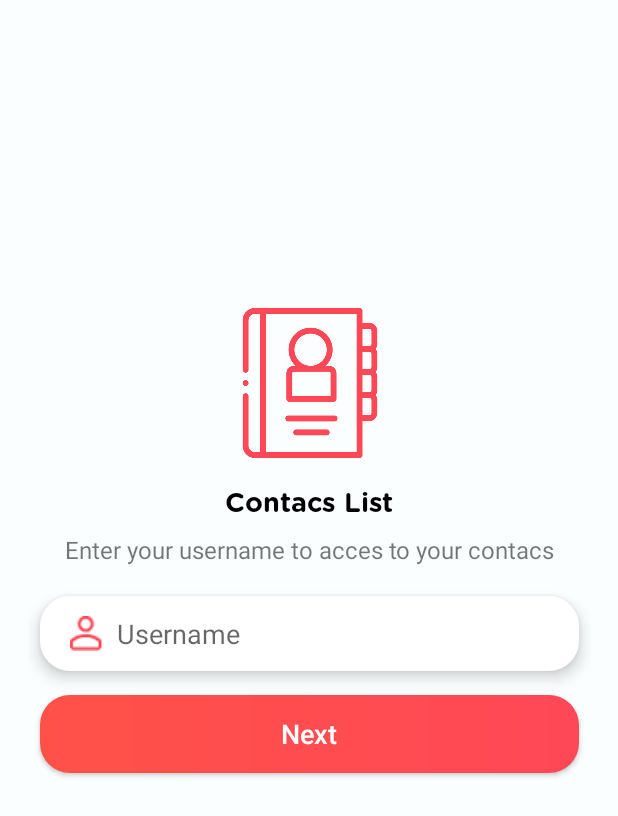
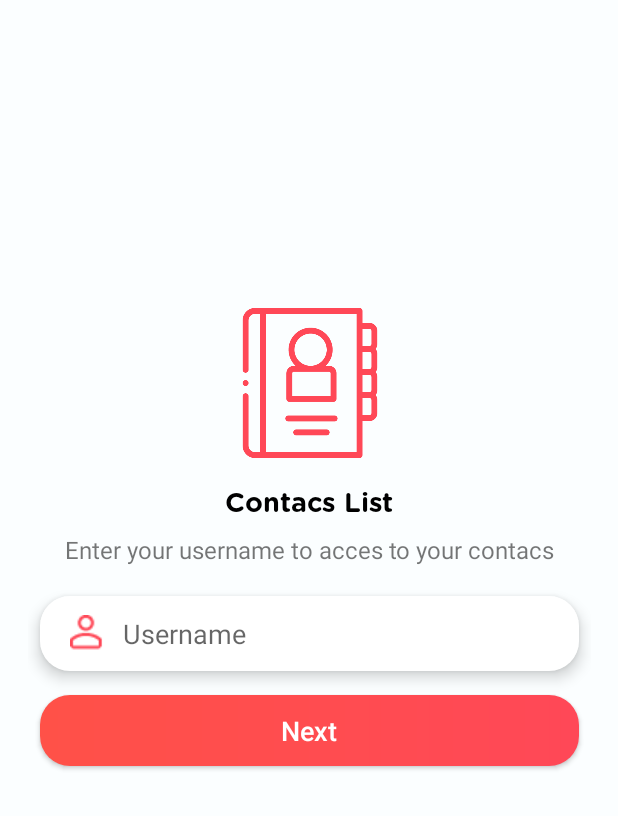
Before and after one commit to nicolaspenagos/contacs-and-calling-app, an Android app: the layout activity_main.xml on its own in the app's theme, with its tools: preview values and no code run, on a phone screen of 412 x 824 dp. Shown: the top 816 px of the screen. Run offline under Robolectric (Android 15) with nearby library versions, the phone set to English and light mode, and no system bars.

Commit message:
Padding problem in editText has been fixed, references of MainActivity have been coded.

```diff
--- a/app/build.gradle
+++ b/app/build.gradle
@@ -21,6 +21,10 @@ android {
             proguardFiles getDefaultProguardFile('proguard-android-optimize.txt'), 'proguard-rules.pro'
         }
     }
+    compileOptions {
+        sourceCompatibility JavaVersion.VERSION_1_8
+        targetCompatibility JavaVersion.VERSION_1_8
+    }
 }
 
 dependencies {
--- a/app/src/main/res/layout/activity_main.xml
+++ b/app/src/main/res/layout/activity_main.xml
@@ -31,7 +31,7 @@
             app:layout_constraintTop_toBottomOf="@+id/imageView" />
 
         <EditText
-            android:id="@+id/editTextTextPersonName"
+            android:id="@+id/usernameEditText"
             android:layout_width="0dp"
             android:layout_height="50dp"
             android:layout_marginStart="8dp"
@@ -41,7 +41,7 @@
             android:drawableStart="@drawable/user"
             android:elevation="6dp"
             android:ems="10"
-            android:hint="  Username"
+            android:hint="Username"
             android:inputType="textPersonName"
             android:paddingStart="20dp"
             app:layout_constraintEnd_toEndOf="parent"
@@ -50,9 +50,9 @@
             app:layout_constraintTop_toBottomOf="@+id/textView3" />
 
         <Button
-            android:id="@+id/button"
+            android:id="@+id/nextButton"
             android:layout_width="0dp"
-            android:layout_height="52dp"
+            android:layout_height="47dp"
             android:layout_marginStart="8dp"
             android:layout_marginTop="16dp"
             android:layout_marginEnd="8dp"
@@ -65,7 +65,7 @@
             app:layout_constraintEnd_toEndOf="parent"
             app:layout_constraintHorizontal_bias="0.0"
             app:layout_constraintStart_toStartOf="parent"
-            app:layout_constraintTop_toBottomOf="@+id/editTextTextPersonName" />
+            app:layout_constraintTop_toBottomOf="@+id/usernameEditText" />
 
         <ImageView
             android:id="@+id/imageView"
```
Also changed, not shown: app/src/main/java/com/example/contacs_and_calling_app/MainActivity.java (+38 -0 lines), app/src/main/res/drawable/user.png.
